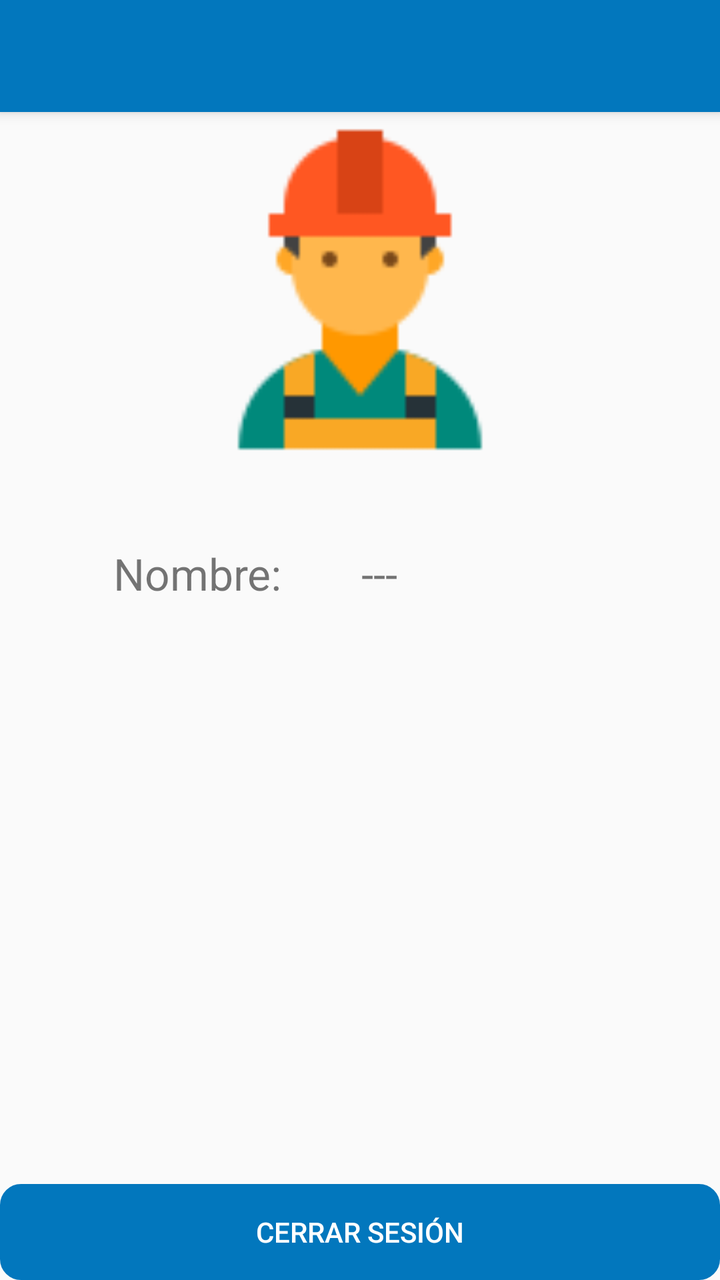
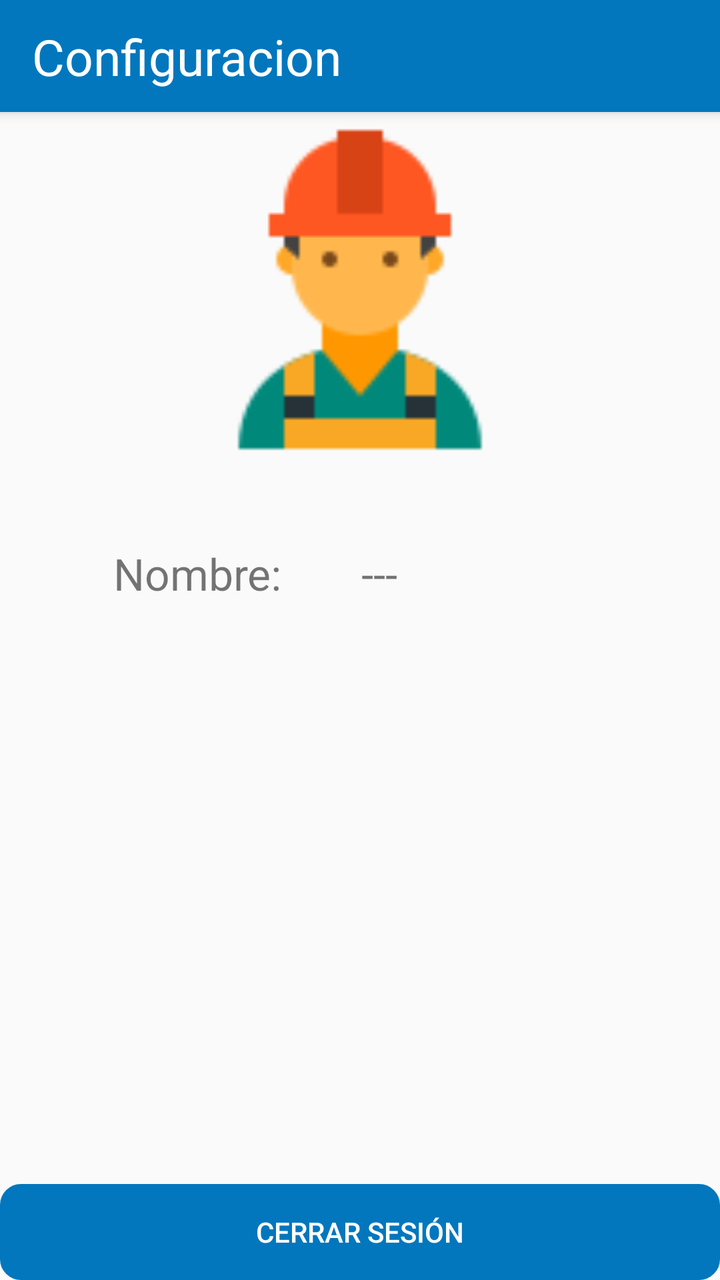

An Android layout rendered at two revisions. The XML below is the earlier revision; the diff shows what the commit changed to produce the second picture.
<!-- AndroidManifest.xml: application theme AppTheme -->
<!-- res/layout/app_bar_configuraciones.xml -->
<?xml version="1.0" encoding="utf-8"?>
<android.support.design.widget.CoordinatorLayout xmlns:android="http://schemas.android.com/apk/res/android"
    xmlns:app="http://schemas.android.com/apk/res-auto"
    xmlns:tools="http://schemas.android.com/tools"
    android:layout_width="match_parent"
    android:layout_height="match_parent"
    tools:context=".Activitys.Orden">

    <android.support.design.widget.AppBarLayout
        android:layout_width="match_parent"
        android:layout_height="wrap_content"
        android:theme="@style/AppTheme.AppBarOverlay">

        <android.support.v7.widget.Toolbar
            android:id="@+id/toolbar"
            android:layout_width="match_parent"
            android:layout_height="?attr/actionBarSize"
            android:background="?attr/colorPrimary"
            app:popupTheme="@style/AppTheme.PopupOverlay" />

    </android.support.design.widget.AppBarLayout>

    <include layout="@layout/content_configuracion" />



</android.support.design.widget.CoordinatorLayout>
<!-- res/layout/content_configuracion.xml (included above) -->
<?xml version="1.0" encoding="utf-8"?>
<android.support.constraint.ConstraintLayout xmlns:android="http://schemas.android.com/apk/res/android"
    xmlns:app="http://schemas.android.com/apk/res-auto"
    xmlns:tools="http://schemas.android.com/tools"
    android:layout_width="match_parent"
    android:layout_height="match_parent"
    >

    

    <ImageView
        android:id="@+id/imageView3"
        android:layout_width="0dp"
        android:layout_height="182dp"
        android:layout_marginStart="24dp"
        android:layout_marginTop="50dp"
        android:layout_marginEnd="24dp"
        android:src="@drawable/tecnicoicon"
        app:layout_constraintEnd_toEndOf="parent"
        app:layout_constraintStart_toStartOf="parent"
        app:layout_constraintTop_toTopOf="parent" />

    <Button
        android:id="@+id/btnCerrarSesion"
        android:layout_width="0dp"
        android:layout_height="wrap_content"
        android:background="@drawable/boton"
        android:backgroundTint="@color/colorPrimary"
        android:text="@string/cerrarSesion"
        android:textColor="#fff"
        app:layout_constraintBottom_toBottomOf="parent"
        app:layout_constraintEnd_toEndOf="parent"
        app:layout_constraintHorizontal_bias="0.0"
        app:layout_constraintStart_toStartOf="parent" />

    <TextView
        android:id="@+id/nombreTecnico"
        android:layout_width="0dp"
        android:layout_height="wrap_content"
        android:layout_marginStart="24dp"
        android:layout_marginEnd="8dp"
        android:text="---"
        android:textSize="22sp"
        app:layout_constraintBottom_toBottomOf="@+id/textView17"
        app:layout_constraintEnd_toEndOf="parent"
        app:layout_constraintStart_toEndOf="@+id/textView17"
        app:layout_constraintTop_toTopOf="@+id/textView17"
        app:layout_constraintVertical_bias="0.0" />

    <TextView
        android:id="@+id/textView17"
        android:layout_width="100dp"
        android:layout_height="wrap_content"
        android:layout_marginStart="8dp"
        android:layout_marginTop="40dp"
        android:layout_marginEnd="8dp"
        android:text="@string/nombre"
        android:textSize="22sp"
        app:layout_constraintEnd_toEndOf="parent"
        app:layout_constraintHorizontal_bias="0.199"
        app:layout_constraintStart_toStartOf="parent"
        app:layout_constraintTop_toBottomOf="@+id/imageView3" />

</android.support.constraint.ConstraintLayout>
<!-- resources referenced by this layout -->
<resources>
  <color name="colorPrimary">#0277BD</color>
  <!-- drawable boton (drawable) -->
  <?xml version="1.0" encoding="utf-8"?>
  <shape xmlns:android="http://schemas.android.com/apk/res/android" android:shape="rectangle">
    <stroke  android:width="1dp"/>
    <corners android:radius="10dp"/>
  
  
  </shape>
  <!-- drawable tecnicoicon: png bitmap (drawable, 2095 bytes) -->
  <string name="cerrarSesion">Cerrar sesión</string>
  <string name="nombre">Nombre:</string>
  <style name="AppTheme.AppBarOverlay" parent="ThemeOverlay.AppCompat.Dark.ActionBar" />
  <style name="AppTheme.PopupOverlay" parent="ThemeOverlay.AppCompat.Light" />
  <style name="AppTheme" parent="Theme.AppCompat.Light.DarkActionBar">
          
          <item name="colorPrimary">@color/colorPrimary</item>
          <item name="colorPrimaryDark">@color/colorPrimaryDark</item>
          <item name="colorAccent">@color/colorAccent</item>
          <item name="android:colorForeground">@android:color/background_dark</item>
      </style>
  <color name="colorPrimaryDark">#004C8C</color>
  <color name="colorAccent">#0000FF</color>
</resources>

<!-- the commit's change to res/layout/app_bar_configuraciones.xml (unified diff, before → after) -->
@@ -16,7 +16,23 @@
             android:layout_width="match_parent"
             android:layout_height="?attr/actionBarSize"
             android:background="?attr/colorPrimary"
-            app:popupTheme="@style/AppTheme.PopupOverlay" />
+            app:popupTheme="@style/AppTheme.PopupOverlay"  >
+
+            <android.support.constraint.ConstraintLayout
+                android:layout_width="match_parent"
+                android:layout_height="?attr/actionBarSize">
+
+                <TextView
+                    android:layout_width="wrap_content"
+                    android:layout_height="wrap_content"
+                    android:text="@string/title_activity_configuracion"
+                    android:textSize="25dp"
+                    android:textColor="#ffff"
+                    app:layout_constraintBottom_toBottomOf="parent"
+                    app:layout_constraintStart_toStartOf="parent"
+                    app:layout_constraintTop_toTopOf="parent" />
+            </android.support.constraint.ConstraintLayout>
+        </android.support.v7.widget.Toolbar>
 
     </android.support.design.widget.AppBarLayout>
 
<!-- resource entries referenced after the edit -->
@@ -12,6 +12,7 @@
   <!-- drawable tecnicoicon: png bitmap (drawable, 2095 bytes) -->
   <string name="cerrarSesion">Cerrar sesión</string>
   <string name="nombre">Nombre:</string>
+  <string name="title_activity_configuracion">Configuracion</string>
   <style name="AppTheme.AppBarOverlay" parent="ThemeOverlay.AppCompat.Dark.ActionBar" />
   <style name="AppTheme.PopupOverlay" parent="ThemeOverlay.AppCompat.Light" />
   <style name="AppTheme" parent="Theme.AppCompat.Light.DarkActionBar">
